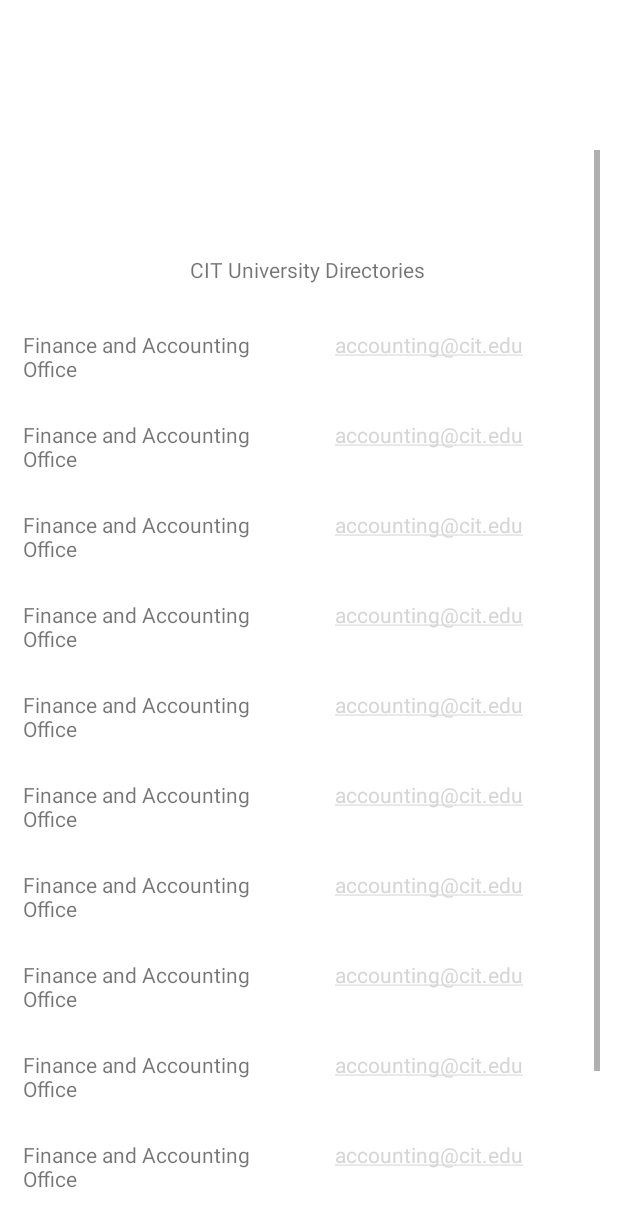
After one commit to MarionEmmanuelBuhat/wildcats-hub, an Android app: the Directories screen opened directly, with no data from a screen before it, on a phone screen of 412 x 824 dp. The commit adds this screen. Shown: the top 1227 px of the screen. Run offline under Robolectric (Android 15) with nearby library versions, the phone set to English and light mode, and no system bars.

Commit message:
Updated Directories.java

```diff
--- a/app/src/main/AndroidManifest.xml
+++ b/app/src/main/AndroidManifest.xml
@@ -10,6 +10,9 @@
         android:supportsRtl="true"
         android:theme="@style/Theme.Wildcatshub"
         tools:targetApi="31">
+        <activity
+            android:name=".Directories"
+            android:exported="false" />
         <activity
             android:name=".HomePage"
             android:exported="false" />
--- /dev/null
+++ b/app/src/main/java/com/example/wildcats_hub/Directories.java
@@ -0,0 +1,14 @@
+package com.example.wildcats_hub;
+
+import androidx.appcompat.app.AppCompatActivity;
+
+import android.os.Bundle;
+
+public class Directories extends AppCompatActivity {
+
+    @Override
+    protected void onCreate(Bundle savedInstanceState) {
+        super.onCreate(savedInstanceState);
+        setContentView(R.layout.activity_directories);
+    }
+}
--- a/app/src/main/java/com/example/wildcats_hub/HomePage.java
+++ b/app/src/main/java/com/example/wildcats_hub/HomePage.java
@@ -14,11 +14,16 @@ public class HomePage extends AppCompatActivity {
         setContentView(R.layout.activity_home_page);
 
         Button taskmasterBtn = findViewById(R.id.taskmaster);
+        Button directoriesBtn = findViewById(R.id.directory);
 
         taskmasterBtn.setOnClickListener(view -> openTaskmaster());
+        directoriesBtn.setOnClickListener(view -> openDirectories());
     }
 
     public void openTaskmaster(){
         startActivity(new Intent(this, TaskMain.class));
     }
+    public void openDirectories(){
+        startActivity(new Intent(this, Directories.class));
+    }
 }
--- /dev/null
+++ b/app/src/main/res/layout/activity_directories.xml
@@ -0,0 +1,301 @@
+<?xml version="1.0" encoding="utf-8"?>
+<androidx.constraintlayout.widget.ConstraintLayout
+    xmlns:android="http://schemas.android.com/apk/res/android"
+    xmlns:tools="http://schemas.android.com/tools"
+    xmlns:app="http://schemas.android.com/apk/res-auto"
+    android:layout_width="match_parent"
+    android:layout_height="match_parent"
+    tools:context=".MainActivity"
+    android:orientation="vertical">
+
+
+    <ScrollView
+
+        android:id="@+id/SVdirectory"
+        android:layout_width="389dp"
+        android:layout_height="714dp"
+        android:layout_marginStart="3dp"
+        android:layout_marginEnd="3dp"
+        app:layout_constraintBottom_toBottomOf="parent"
+        app:layout_constraintEnd_toEndOf="parent"
+        app:layout_constraintHorizontal_bias="0.454"
+        app:layout_constraintStart_toStartOf="parent"
+        app:layout_constraintTop_toTopOf="parent"
+        app:layout_constraintVertical_bias="0.91">
+
+
+        <LinearLayout
+            android:id="@+id/layout_homepage"
+            android:layout_width="380dp"
+            android:layout_height="627dp"
+            android:layout_gravity="center_horizontal"
+            android:layout_marginTop="70dp"
+            android:layout_marginBottom="16dp"
+            android:orientation="vertical"
+            app:layout_constraintBottom_toBottomOf="parent"
+            app:layout_constraintEnd_toEndOf="parent"
+            app:layout_constraintStart_toStartOf="parent"
+            app:layout_constraintTop_toTopOf="parent"
+            app:layout_constraintVertical_bias="1.0">
+
+
+            <TextView
+                android:layout_width="wrap_content"
+                android:layout_height="20dp"
+                android:layout_gravity="center"
+                android:text="CIT University Directories">
+
+            </TextView>
+
+            <Space
+                android:layout_width="match_parent"
+                android:layout_height="wrap_content"
+                android:layout_marginBottom="20dp" />
+
+            <TableRow
+                android:layout_width="match_parent"
+                android:layout_height="match_parent"
+                android:layout_marginTop="10dp">
+
+                <TextView
+                    android:id="@+id/f2"
+                    android:layout_width="156dp"
+                    android:layout_height="match_parent"
+                    android:text="Finance and Accounting Office" />
+
+                <TextView
+                    android:id="@+id/f3"
+                    android:layout_width="230dp"
+                    android:layout_height="50dp"
+                    android:autoLink="email"
+                    android:gravity="center_horizontal"
+                    android:text="accounting@cit.edu" />
+            </TableRow>
+
+            <TableRow
+                android:layout_width="match_parent"
+                android:layout_height="match_parent"
+                android:layout_marginTop="10dp">
+
+                <TextView
+                    android:id="@+id/f4"
+                    android:layout_width="156dp"
+                    android:layout_height="match_parent"
+                    android:text="Finance and Accounting Office" />
+
+                <TextView
+                    android:id="@+id/f5"
+                    android:layout_width="230dp"
+                    android:layout_height="50dp"
+                    android:autoLink="email"
+                    android:gravity="center_horizontal"
+                    android:text="accounting@cit.edu" />
+            </TableRow>
+
+            <TableRow
+                android:layout_width="match_parent"
+                android:layout_height="match_parent"
+                android:layout_marginTop="10dp">
+
+                <TextView
+                    android:id="@+id/f6"
+                    android:layout_width="156dp"
+                    android:layout_height="match_parent"
+                    android:text="Finance and Accounting Office" />
+
+                <TextView
+                    android:id="@+id/f7"
+                    android:layout_width="230dp"
+                    android:layout_height="50dp"
+                    android:autoLink="email"
+                    android:gravity="center_horizontal"
+                    android:text="accounting@cit.edu" />
+            </TableRow>
+
+            <TableRow
+                android:layout_width="match_parent"
+                android:layout_height="match_parent"
+                android:layout_marginTop="10dp">
+
+                <TextView
+                    android:id="@+id/f8"
+                    android:layout_width="156dp"
+                    android:layout_height="match_parent"
+                    android:text="Finance and Accounting Office" />
+
+                <TextView
+                    android:id="@+id/f9"
+                    android:layout_width="230dp"
+                    android:layout_height="50dp"
+                    android:autoLink="email"
+                    android:gravity="center_horizontal"
+                    android:text="accounting@cit.edu" />
+            </TableRow>
+
+            <TableRow
+                android:layout_width="match_parent"
+                android:layout_height="match_parent"
+                android:layout_marginTop="10dp">
+
+                <TextView
+                    android:id="@+id/f10"
+                    android:layout_width="156dp"
+                    android:layout_height="match_parent"
+                    android:text="Finance and Accounting Office" />
+
+                <TextView
+                    android:id="@+id/f11"
+                    android:layout_width="230dp"
+                    android:layout_height="50dp"
+                    android:autoLink="email"
+                    android:gravity="center_horizontal"
+                    android:text="accounting@cit.edu" />
+            </TableRow>
+
+            <TableRow
+                android:layout_width="match_parent"
+                android:layout_height="match_parent"
+                android:layout_marginTop="10dp">
+
+                <TextView
+                    android:id="@+id/f12"
+                    android:layout_width="156dp"
+                    android:layout_height="match_parent"
+                    android:text="Finance and Accounting Office" />
+
+                <TextView
+                    android:id="@+id/f13"
+                    android:layout_width="230dp"
+                    android:layout_height="50dp"
+                    android:autoLink="email"
+                    android:gravity="center_horizontal"
+                    android:text="accounting@cit.edu" />
+            </TableRow>
+
+            <TableRow
+                android:layout_width="match_parent"
+                android:layout_height="match_parent"
+                android:layout_marginTop="10dp">
+
+                <TextView
+                    android:id="@+id/f14"
+                    android:layout_width="156dp"
+                    android:layout_height="match_parent"
+                    android:text="Finance and Accounting Office" />
+
+                <TextView
+                    android:id="@+id/f15"
+                    android:layout_width="230dp"
+                    android:layout_height="50dp"
+                    android:autoLink="email"
+                    android:gravity="center_horizontal"
+                    android:text="accounting@cit.edu" />
+            </TableRow>
+
+            <TableRow
+                android:layout_width="match_parent"
+                android:layout_height="match_parent"
+                android:layout_marginTop="10dp">
+
+                <TextView
+                    android:id="@+id/g1"
+                    android:layout_width="156dp"
+                    android:layout_height="match_parent"
+                    android:text="Finance and Accounting Office" />
+
+                <TextView
+                    android:id="@+id/g2"
+                    android:layout_width="230dp"
+                    android:layout_height="50dp"
+                    android:autoLink="email"
+                    android:gravity="center_horizontal"
+                    android:text="accounting@cit.edu" />
+            </TableRow>
+
+            <TableRow
+                android:layout_width="match_parent"
+                android:layout_height="match_parent"
+                android:layout_marginTop="10dp">
+
+                <TextView
+                    android:id="@+id/g3"
+                    android:layout_width="156dp"
+                    android:layout_height="match_parent"
+                    android:text="Finance and Accounting Office" />
+
+                <TextView
+                    android:id="@+id/g4"
+                    android:layout_width="230dp"
+                    android:layout_height="50dp"
+                    android:autoLink="email"
+                    android:gravity="center_horizontal"
+                    android:text="accounting@cit.edu" />
+            </TableRow>
+
+            <TableRow
+                android:layout_width="match_parent"
+                android:layout_height="match_parent"
+                android:layout_marginTop="10dp">
+
+                <TextView
+                    android:id="@+id/g5"
+                    android:layout_width="156dp"
+                    android:layout_height="match_parent"
+                    android:text="Finance and Accounting Office" />
+
+                <TextView
+                    android:id="@+id/g6"
+                    android:layout_width="230dp"
+                    android:layout_height="50dp"
+                    android:autoLink="email"
+                    android:gravity="center_horizontal"
+                    android:text="accounting@cit.edu" />
+            </TableRow>
+
+            <TableRow
+                android:layout_width="match_parent"
+                android:layout_height="match_parent"
+                android:layout_marginTop="10dp">
+
+                <TextView
+                    android:id="@+id/g7"
+                    android:layout_width="156dp"
+                    android:layout_height="match_parent"
+                    android:text="Finance and Accounting Office" />
+
+                <TextView
+                    android:id="@+id/g8"
+                    android:layout_width="230dp"
+                    android:layout_height="50dp"
+                    android:autoLink="email"
+                    android:gravity="center_horizontal"
+                    android:text="accounting@cit.edu" />
+            </TableRow>
+
+            <TableRow
+                android:layout_width="match_parent"
+                android:layout_height="match_parent"
+                android:layout_marginTop="10dp">
+
+                <TextView
+                    android:id="@+id/g9"
+                    android:layout_width="156dp"
+                    android:layout_height="match_parent"
+                    android:text="Finance and Accounting Office" />
+
+                <TextView
+                    android:id="@+id/g10"
+                    android:layout_width="230dp"
+                    android:layout_height="50dp"
+                    android:autoLink="email"
+                    android:gravity="center_horizontal"
+                    android:text="accounting@cit.edu" />
+            </TableRow>
+
+
+        </LinearLayout>
+
+
+    </ScrollView>
+
+</androidx.constraintlayout.widget.ConstraintLayout>
--- a/app/src/main/res/layout/activity_home_page.xml
+++ b/app/src/main/res/layout/activity_home_page.xml
@@ -107,10 +107,10 @@
                 android:layout_weight="10"/>
 
             <Button
-                android:id="@+id/feature2"
+                android:id="@+id/directory"
                 android:layout_width="155dp"
                 android:layout_height="wrap_content"
-                android:text="@string/button"
+                android:text="Directory"
                 android:textSize="7pt"/>
         </TableRow>
 
```
